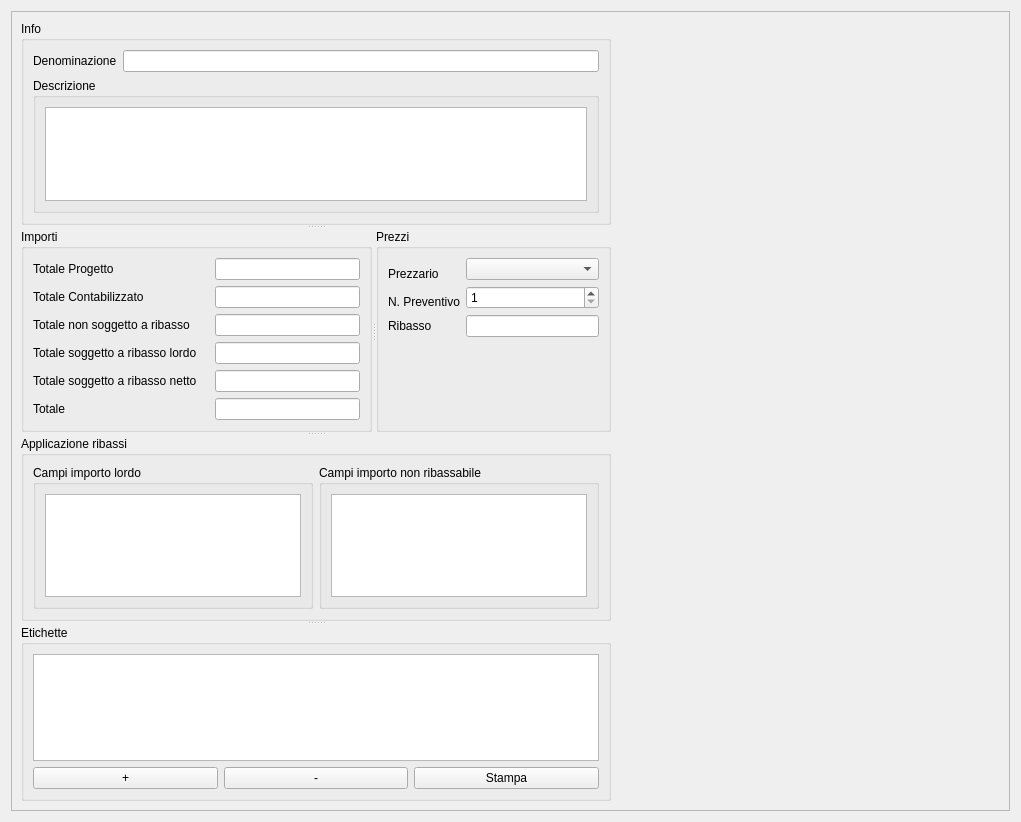
mickele77/qcost, file qcostgui/accountinglsbilldatagui.ui: the form before one commit.
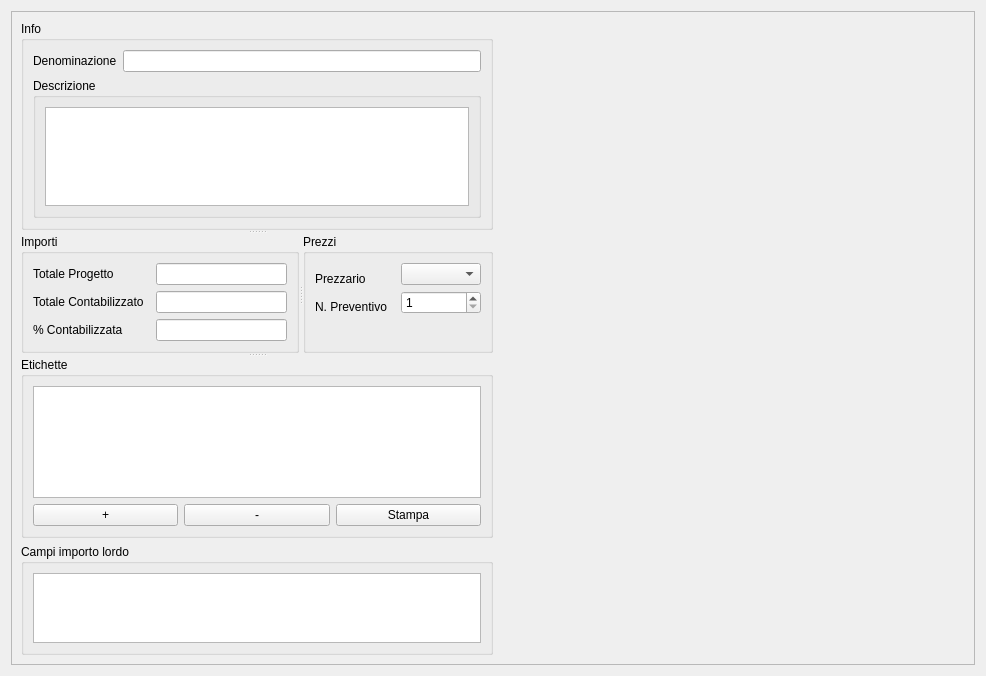
The form after the commit.

The edit to the form file:
```diff
--- a/qcostgui/accountinglsbilldatagui.ui
+++ b/qcostgui/accountinglsbilldatagui.ui
@@ -6,8 +6,8 @@
    <rect>
     <x>0</x>
     <y>0</y>
-    <width>1021</width>
-    <height>822</height>
+    <width>986</width>
+    <height>676</height>
    </rect>
   </property>
   <property name="windowTitle">
@@ -24,11 +24,11 @@
        <rect>
         <x>0</x>
         <y>0</y>
-        <width>1001</width>
-        <height>802</height>
+        <width>970</width>
+        <height>660</height>
        </rect>
       </property>
-      <layout class="QGridLayout" name="gridLayout_10">
+      <layout class="QGridLayout" name="gridLayout_2">
        <item row="0" column="0">
         <widget class="QSplitter" name="splitter_2">
          <property name="orientation">
@@ -72,71 +72,22 @@
             <string>Importi</string>
            </property>
            <layout class="QGridLayout" name="gridLayout_8">
-            <item row="2" column="3">
-             <widget class="QLineEdit" name="amountNotToBeDiscountedLineEdit">
-              <property name="readOnly">
-               <bool>true</bool>
-              </property>
-             </widget>
-            </item>
-            <item row="3" column="3">
-             <widget class="QLineEdit" name="amountToBeDiscountedLineEdit">
-              <property name="readOnly">
-               <bool>true</bool>
-              </property>
-             </widget>
-            </item>
-            <item row="4" column="3">
-             <widget class="QLineEdit" name="amountDiscountedLineEdit">
-              <property name="readOnly">
-               <bool>true</bool>
-              </property>
-             </widget>
-            </item>
-            <item row="0" column="0" colspan="3">
-             <widget class="QLabel" name="totalAmountToBeDiscountedLabel">
-              <property name="text">
-               <string>Totale Progetto</string>
-              </property>
-             </widget>
-            </item>
-            <item row="5" column="0">
+            <item row="0" column="0" colspan="2">
              <widget class="QLabel" name="totalAmountLabel">
               <property name="text">
-               <string>Totale</string>
+               <string>Totale Progetto</string>
               </property>
              </widget>
             </item>
-            <item row="3" column="0">
-             <widget class="QLabel" name="amountToBeDiscountedLabel">
+            <item row="2" column="0">
+             <widget class="QLabel" name="percentageAccountedLabel">
               <property name="text">
-               <string>Totale soggetto a ribasso lordo</string>
+               <string>% Contabilizzata</string>
               </property>
              </widget>
             </item>
-            <item row="5" column="3">
-             <widget class="QLineEdit" name="totalAmountLineEdit">
-              <property name="readOnly">
-               <bool>true</bool>
-              </property>
-             </widget>
-            </item>
-            <item row="4" column="0">
-             <widget class="QLabel" name="amountDiscountedLabel">
-              <property name="text">
-               <string>Totale soggetto a ribasso netto</string>
-              </property>
-             </widget>
-            </item>
-            <item row="2" column="0" colspan="2">
-             <widget class="QLabel" name="amountNotToBeDiscountedLabel">
-              <property name="text">
-               <string>Totale non soggetto a ribasso</string>
-              </property>
-             </widget>
-            </item>
-            <item row="0" column="3">
-             <widget class="QLineEdit" name="totalAmountToBeDiscountedLineEdit">
+            <item row="2" column="2">
+             <widget class="QLineEdit" name="percentageAccountedLineEdit">
               <property name="readOnly">
                <bool>true</bool>
               </property>
@@ -149,7 +100,14 @@
               </property>
              </widget>
             </item>
-            <item row="1" column="3">
+            <item row="0" column="2">
+             <widget class="QLineEdit" name="totalAmountLineEdit">
+              <property name="readOnly">
+               <bool>true</bool>
+              </property>
+             </widget>
+            </item>
+            <item row="1" column="2">
              <widget class="QLineEdit" name="totalAmountAccountedLineEdit">
               <property name="readOnly">
                <bool>true</bool>
@@ -187,17 +145,7 @@
               </property>
              </widget>
             </item>
-            <item row="3" column="0">
-             <widget class="QLabel" name="discountLabel">
-              <property name="text">
-               <string>Ribasso</string>
-              </property>
-             </widget>
-            </item>
             <item row="3" column="1">
-             <widget class="QLineEdit" name="discountLineEdit"/>
-            </item>
-            <item row="4" column="1">
              <spacer name="verticalSpacer_3">
               <property name="orientation">
                <enum>Qt::Vertical</enum>
@@ -213,37 +161,6 @@
            </layout>
           </widget>
          </widget>
-         <widget class="QGroupBox" name="pricesGroupBox">
-          <property name="title">
-           <string>Applicazione ribassi</string>
-          </property>
-          <layout class="QGridLayout" name="gridLayout_2">
-           <item row="0" column="2" rowspan="2">
-            <widget class="QGroupBox" name="noDiscountPriceFieldGroupBox">
-             <property name="title">
-              <string>Campi importo non ribassabile</string>
-             </property>
-             <layout class="QGridLayout" name="gridLayout_5">
-              <item row="0" column="0">
-               <widget class="QTableView" name="noDiscountPriceFieldTableView"/>
-              </item>
-             </layout>
-            </widget>
-           </item>
-           <item row="0" column="1" rowspan="2">
-            <widget class="QGroupBox" name="totalPriceFieldGroupBox">
-             <property name="title">
-              <string>Campi importo lordo</string>
-             </property>
-             <layout class="QGridLayout" name="gridLayout_9">
-              <item row="0" column="0">
-               <widget class="QTableView" name="totalPriceFieldTableView"/>
-              </item>
-             </layout>
-            </widget>
-           </item>
-          </layout>
-         </widget>
          <widget class="QGroupBox" name="attributesGroupBox">
           <property name="title">
            <string>Etichette</string>
@@ -290,6 +207,18 @@
          </property>
         </spacer>
        </item>
+       <item row="1" column="0">
+        <widget class="QGroupBox" name="totalPriceFieldGroupBox">
+         <property name="title">
+          <string>Campi importo lordo</string>
+         </property>
+         <layout class="QGridLayout" name="gridLayout_9">
+          <item row="0" column="0">
+           <widget class="QTableView" name="totalPriceFieldTableView"/>
+          </item>
+         </layout>
+        </widget>
+       </item>
       </layout>
      </widget>
     </widget>
```
